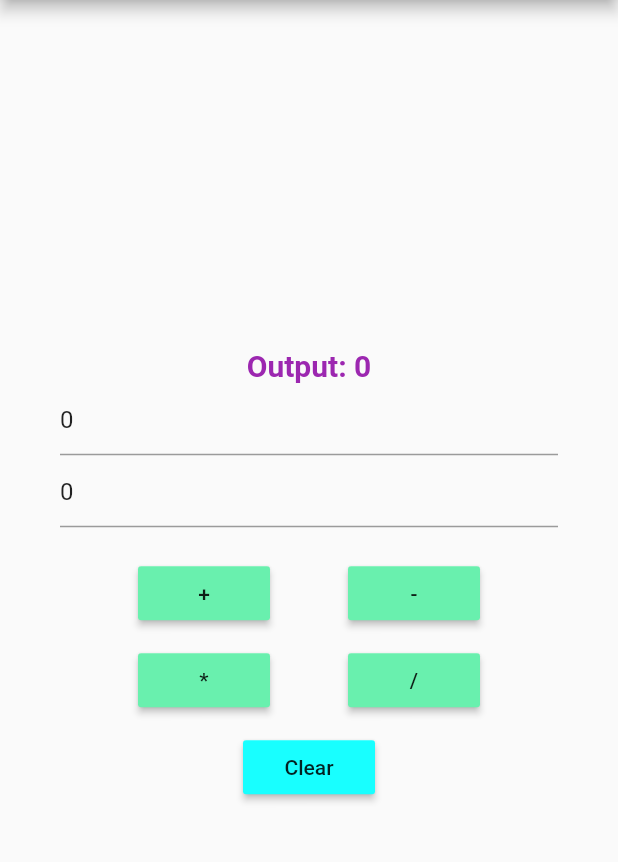
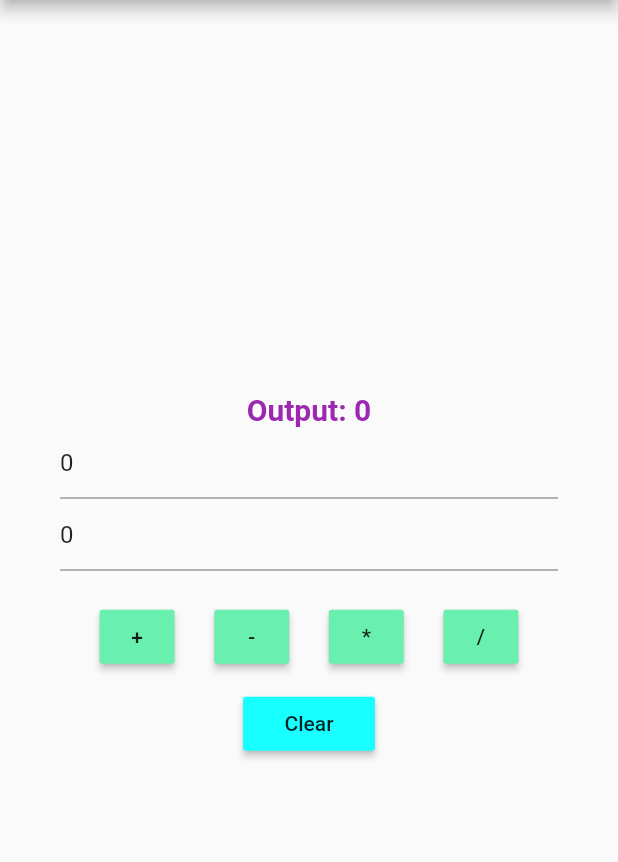
Before and after one commit to aless10/FlutterCalculatorApp, a Flutter app: the screen it shows after launch, on a phone screen of 412 x 824 dp, the part 84-946 px from its top. Run offline on Flutter 3.47's test engine with Material 2 defaults, Android fonts, the phone set to English and light mode, and no system bars.

Commit message:
[refactor] refactor button positions

```diff
--- a/lib/homePage.dart
+++ b/lib/homePage.dart
@@ -37,9 +37,11 @@ class HomePageState extends State<MyHomePage> {
 
   void divide() {
     setState(() {
-      num1 = int.parse(t1.text);
-      num2 = int.parse(t2.text);
-      sum = num1 ~/ num2;
+      try {
+        num1 = int.parse(t1.text);
+        num2 = int.parse(t2.text);
+        sum = num1 ~/ num2;
+      } on IntegerDivisionByZeroException {}
     });
   }
 
@@ -90,27 +92,23 @@ class HomePageState extends State<MyHomePage> {
                   child: Text("+"),
                   onPressed: add,
                   color: Colors.greenAccent,
+                  minWidth: 50.0,
                 ),
                 MaterialButton(
                     child: Text("-"),
                     onPressed: sub,
-                    color: Colors.greenAccent),
-              ],
-            ),
-            Padding(
-              padding: const EdgeInsets.only(top: 10.0),
-            ),
-            Row(
-              mainAxisAlignment: MainAxisAlignment.spaceEvenly,
-              children: <Widget>[
+                    color: Colors.greenAccent,
+                    minWidth: 50.0),
                 MaterialButton(
                     child: Text("*"),
                     onPressed: multiply,
-                    color: Colors.greenAccent),
+                    color: Colors.greenAccent,
+                    minWidth: 50.0),
                 MaterialButton(
                     child: Text("/"),
                     onPressed: divide,
-                    color: Colors.greenAccent)
+                    color: Colors.greenAccent,
+                    minWidth: 50.0)
               ],
             ),
             Padding(padding: const EdgeInsets.only(top: 10.0)),
```
